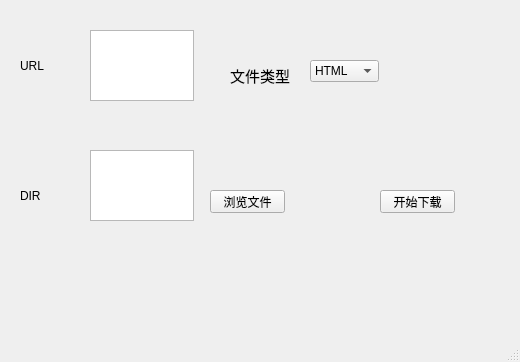
shooterhex/WebDownloader, file mainWindow.ui: the form before one commit.
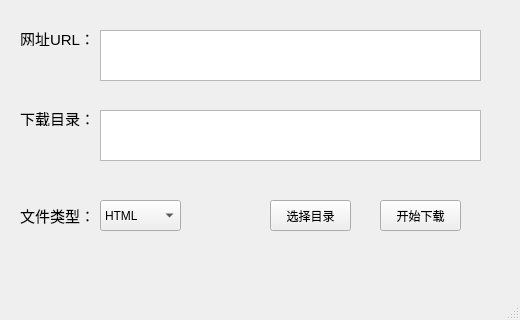
The form after the commit.

Commit message: 稍微美化了一下UI，重命名部分控件

Patch:
```diff
--- a/mainWindow.ui
+++ b/mainWindow.ui
@@ -2,13 +2,23 @@
 <ui version="4.0">
  <class>MainWindow</class>
  <widget class="QMainWindow" name="MainWindow">
-  <property name="geometry">
-   <rect>
-    <x>0</x>
-    <y>0</y>
+  <property name="sizePolicy">
+   <sizepolicy hsizetype="Fixed" vsizetype="Fixed">
+    <horstretch>0</horstretch>
+    <verstretch>0</verstretch>
+   </sizepolicy>
+  </property>
+  <property name="minimumSize">
+   <size>
     <width>520</width>
-    <height>362</height>
-   </rect>
+    <height>320</height>
+   </size>
+  </property>
+  <property name="maximumSize">
+   <size>
+    <width>520</width>
+    <height>320</height>
+   </size>
   </property>
   <property name="windowTitle">
    <string>WebDownload</string>
@@ -17,20 +27,20 @@
    <widget class="QTextEdit" name="textEdit">
     <property name="geometry">
      <rect>
-      <x>90</x>
+      <x>100</x>
       <y>30</y>
-      <width>104</width>
-      <height>71</height>
+      <width>381</width>
+      <height>51</height>
      </rect>
     </property>
    </widget>
    <widget class="QTextEdit" name="textEdit_2">
     <property name="geometry">
      <rect>
-      <x>90</x>
-      <y>150</y>
-      <width>104</width>
-      <height>71</height>
+      <x>100</x>
+      <y>110</y>
+      <width>381</width>
+      <height>51</height>
      </rect>
     </property>
    </widget>
@@ -38,48 +48,58 @@
     <property name="geometry">
      <rect>
       <x>20</x>
-      <y>60</y>
-      <width>54</width>
-      <height>12</height>
+      <y>30</y>
+      <width>71</width>
+      <height>16</height>
      </rect>
     </property>
+    <property name="font">
+     <font>
+      <pointsize>11</pointsize>
+     </font>
+    </property>
     <property name="text">
-     <string>URL</string>
+     <string>网址URL：</string>
     </property>
    </widget>
    <widget class="QLabel" name="label_2">
     <property name="geometry">
      <rect>
       <x>20</x>
-      <y>190</y>
-      <width>54</width>
-      <height>12</height>
+      <y>110</y>
+      <width>71</width>
+      <height>16</height>
      </rect>
     </property>
+    <property name="font">
+     <font>
+      <pointsize>11</pointsize>
+     </font>
+    </property>
     <property name="text">
-     <string>DIR</string>
+     <string>下载目录：</string>
     </property>
    </widget>
    <widget class="QPushButton" name="pushButton">
     <property name="geometry">
      <rect>
-      <x>210</x>
-      <y>190</y>
-      <width>75</width>
-      <height>23</height>
+      <x>270</x>
+      <y>200</y>
+      <width>81</width>
+      <height>31</height>
      </rect>
     </property>
     <property name="text">
-     <string>浏览文件</string>
+     <string>选择目录</string>
     </property>
    </widget>
    <widget class="QPushButton" name="pushButton_2">
     <property name="geometry">
      <rect>
       <x>380</x>
-      <y>190</y>
-      <width>75</width>
-      <height>23</height>
+      <y>200</y>
+      <width>81</width>
+      <height>31</height>
      </rect>
     </property>
     <property name="text">
@@ -89,10 +109,10 @@
    <widget class="QComboBox" name="comboBox">
     <property name="geometry">
      <rect>
-      <x>310</x>
-      <y>60</y>
-      <width>69</width>
-      <height>22</height>
+      <x>100</x>
+      <y>200</y>
+      <width>81</width>
+      <height>31</height>
      </rect>
     </property>
     <property name="currentText">
@@ -117,9 +137,9 @@
    <widget class="QLabel" name="label_3">
     <property name="geometry">
      <rect>
-      <x>230</x>
-      <y>60</y>
-      <width>61</width>
+      <x>20</x>
+      <y>200</y>
+      <width>81</width>
       <height>31</height>
      </rect>
     </property>
@@ -130,7 +150,7 @@
      </font>
     </property>
     <property name="text">
-     <string>文件类型</string>
+     <string>文件类型：</string>
     </property>
    </widget>
   </widget>
```
Left out of the diff: 12 changed lines with no effect on the pictures.
